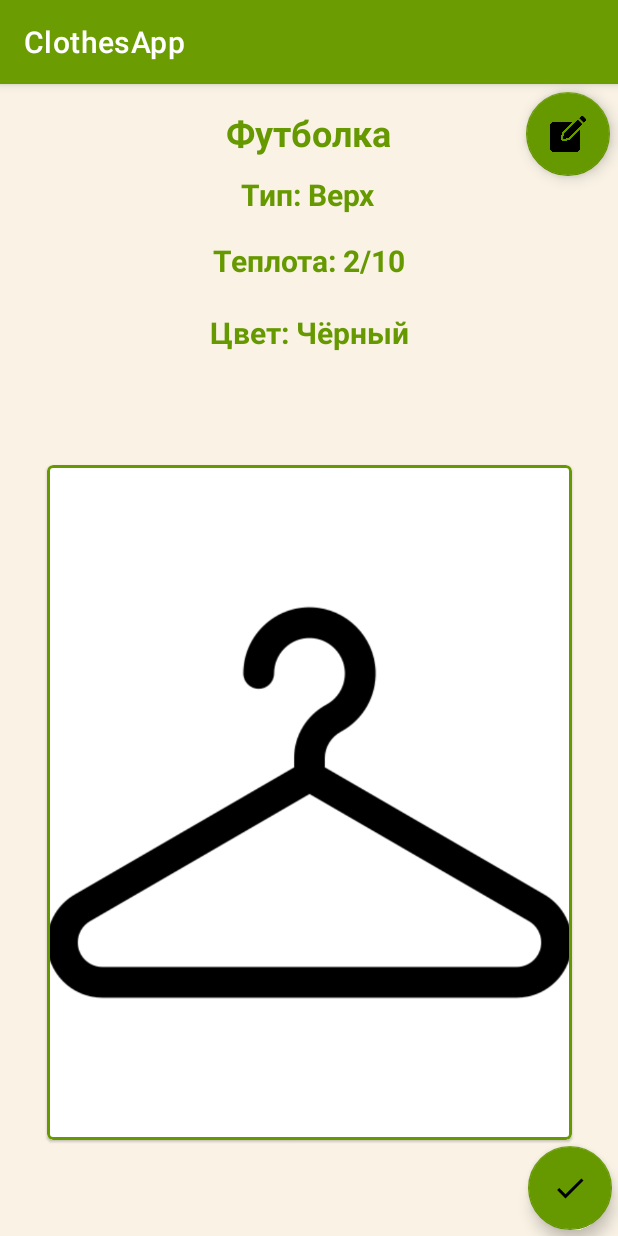
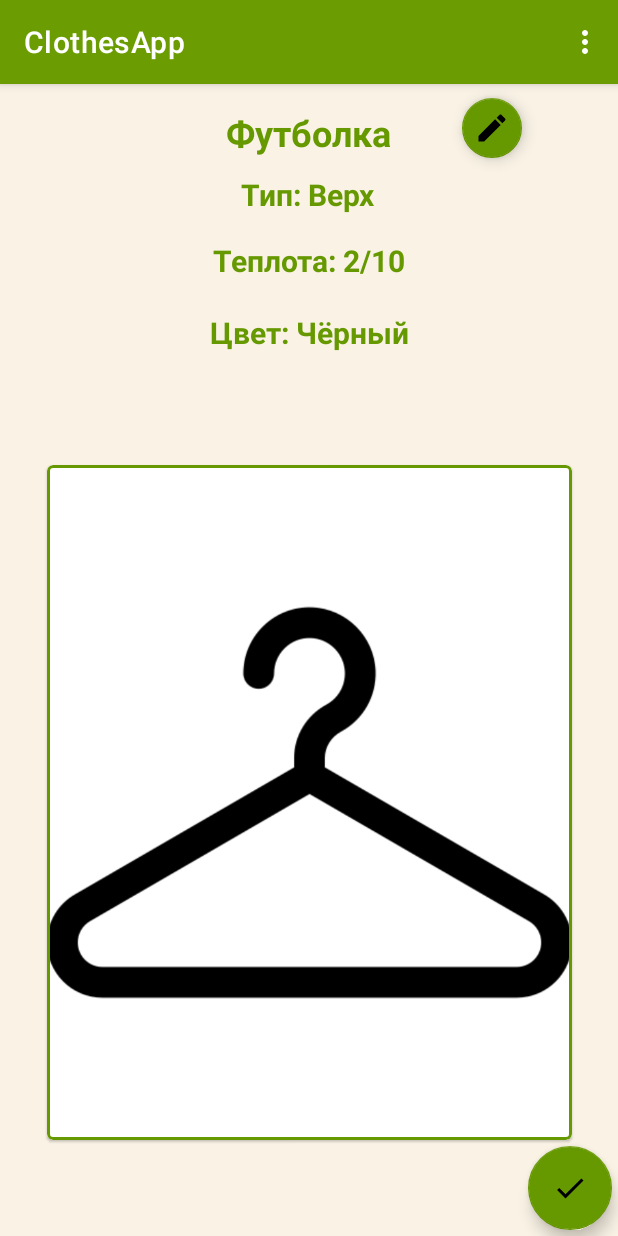
Before and after one commit to prolapsed-kneecap/ClothesApp, an Android app: the EditClothesFragment screen opened through its navigation route, on a phone screen of 412 x 824 dp. Run offline under Robolectric (Android 15) with nearby library versions, the phone set to English and light mode, and no system bars.

Commit message:
now you can delete items, design fix

```diff
--- /dev/null
+++ b/app/src/main/res/drawable/ic_baseline_edit_24.xml
@@ -0,0 +1,10 @@
+<vector xmlns:android="http://schemas.android.com/apk/res/android"
+    android:width="24dp"
+    android:height="24dp"
+    android:viewportWidth="24"
+    android:viewportHeight="24"
+    android:tint="?attr/colorControlNormal">
+  <path
+      android:fillColor="@android:color/white"
+      android:pathData="M3,17.25V21h3.75L17.81,9.94l-3.75,-3.75L3,17.25zM20.71,7.04c0.39,-0.39 0.39,-1.02 0,-1.41l-2.34,-2.34c-0.39,-0.39 -1.02,-0.39 -1.41,0l-1.83,1.83 3.75,3.75 1.83,-1.83z"/>
+</vector>
--- /dev/null
+++ b/app/src/main/res/drawable/ic_baseline_remove_circle_outline_24.xml
@@ -0,0 +1,10 @@
+<vector xmlns:android="http://schemas.android.com/apk/res/android"
+    android:width="75dp"
+    android:height="75dp"
+    android:viewportWidth="24"
+    android:viewportHeight="24"
+    android:tint="?attr/colorControlNormal">
+  <path
+      android:fillColor="@android:color/white"
+      android:pathData="M7,11v2h10v-2L7,11zM12,2C6.48,2 2,6.48 2,12s4.48,10 10,10 10,-4.48 10,-10S17.52,2 12,2zM12,20c-4.41,0 -8,-3.59 -8,-8s3.59,-8 8,-8 8,3.59 8,8 -3.59,8 -8,8z"/>
+</vector>
--- a/app/src/main/res/layout/fragment_add_image.xml
+++ b/app/src/main/res/layout/fragment_add_image.xml
@@ -4,7 +4,7 @@
     xmlns:tools="http://schemas.android.com/tools"
     android:layout_width="match_parent"
     android:layout_height="match_parent"
-    tools:context=".AddImageFragment"
+    tools:context=".fragment.AddImageFragment"
     android:background="@color/white_01">
 
     <TextView
--- a/app/src/main/res/layout/fragment_edit_clothes.xml
+++ b/app/src/main/res/layout/fragment_edit_clothes.xml
@@ -4,7 +4,7 @@
     xmlns:tools="http://schemas.android.com/tools"
     android:layout_width="match_parent"
     android:layout_height="match_parent"
-    tools:context=".EditClothesFragment"
+    tools:context=".fragment.EditClothesFragment"
     android:background="@color/white_01">
 
     <com.google.android.material.floatingactionbutton.FloatingActionButton
@@ -12,9 +12,10 @@
         android:layout_width="wrap_content"
         android:layout_height="wrap_content"
         android:layout_marginTop="5dp"
-        android:layout_marginEnd="5dp"
+        android:layout_marginEnd="60dp"
         android:clickable="true"
-        android:src="@drawable/editing"
+        android:src="@drawable/ic_baseline_edit_24"
+        app:fabCustomSize="40dp"
         app:layout_constraintEnd_toEndOf="parent"
         app:layout_constraintTop_toTopOf="parent" />
 
--- a/app/src/main/res/layout/fragment_images.xml
+++ b/app/src/main/res/layout/fragment_images.xml
@@ -4,7 +4,7 @@
     xmlns:tools="http://schemas.android.com/tools"
     android:layout_width="match_parent"
     android:layout_height="match_parent"
-    tools:context=".ImagesFragment"
+    tools:context=".fragment.ImagesFragment"
     android:background="@color/white_02">
 
 
--- /dev/null
+++ b/app/src/main/res/menu/menu_main.xml
@@ -0,0 +1,13 @@
+<?xml version="1.0" encoding="utf-8"?>
+<menu xmlns:android="http://schemas.android.com/apk/res/android"
+    xmlns:app="http://schemas.android.com/apk/res-auto">
+    <item
+        android:id="@+id/setItem"
+        android:title="Собрать сет"
+        app:showAsAction="never"/>
+    <item
+        android:id="@+id/removeItem"
+        android:title="Удалить элемент"
+        android:icon="@drawable/ic_baseline_remove_circle_outline_24"
+        app:showAsAction="never"/>
+</menu>
--- a/app/src/main/res/navigation/nav_graph.xml
+++ b/app/src/main/res/navigation/nav_graph.xml
@@ -12,16 +12,19 @@
         tools:layout="@layout/activity_main" />
     <fragment
         android:id="@+id/changeImageFragment"
-        android:name="com.example.clothesapp.AddImageFragment"
+        android:name="com.example.clothesapp.fragment.AddImageFragment"
         android:label="fragment_change_image"
         tools:layout="@layout/fragment_add_image" >
         <action
             android:id="@+id/action_changeImageFragment_to_imagesFragment"
             app:destination="@id/imagesFragment" />
+        <action
+            android:id="@+id/action_changeImageFragment_to_removeFragment"
+            app:destination="@id/removeFragment" />
     </fragment>
     <fragment
         android:id="@+id/imagesFragment"
-        android:name="com.example.clothesapp.ImagesFragment"
+        android:name="com.example.clothesapp.fragment.ImagesFragment"
         android:label="fragment_images"
         tools:layout="@layout/fragment_images" >
         <action
@@ -30,14 +33,35 @@
         <action
             android:id="@+id/action_imagesFragment_to_editClothesFragment"
             app:destination="@id/editClothesFragment" />
+        <action
+            android:id="@+id/action_imagesFragment_to_removeFragment"
+            app:destination="@id/removeFragment" />
     </fragment>
     <fragment
         android:id="@+id/editClothesFragment"
-        android:name="com.example.clothesapp.EditClothesFragment"
+        android:name="com.example.clothesapp.fragment.EditClothesFragment"
         android:label="fragment_edit_clothes"
         tools:layout="@layout/fragment_edit_clothes" >
         <action
             android:id="@+id/action_editClothesFragment_to_imagesFragment"
             app:destination="@id/imagesFragment" />
+        <action
+            android:id="@+id/action_editClothesFragment_to_removeFragment"
+            app:destination="@id/removeFragment" />
+    </fragment>
+    <fragment
+        android:id="@+id/removeFragment"
+        android:name="com.example.clothesapp.fragment.RemoveFragment"
+        android:label="fragment_remove"
+        tools:layout="@layout/fragment_remove" >
+        <action
+            android:id="@+id/action_removeFragment_to_imagesFragment"
+            app:destination="@id/imagesFragment" />
+        <action
+            android:id="@+id/action_removeFragment_to_editClothesFragment"
+            app:destination="@id/editClothesFragment" />
+        <action
+            android:id="@+id/action_removeFragment_to_changeImageFragment"
+            app:destination="@id/changeImageFragment" />
     </fragment>
 </navigation>
```
Also changed, not shown: app/src/main/java/com/example/clothesapp/MainActivity.kt (+68 -7 lines), app/src/main/java/com/example/clothesapp/adapter/RecyclerViewAdapter.kt (added, +53 -0 lines), app/src/main/java/com/example/clothesapp/adapter/RecyclerViewAdapterRemove.kt (renamed from app/src/main/java/com/example/clothesapp/RecyclerViewAdapter.kt, +12 -5 lines), app/src/main/java/com/example/clothesapp/data/Data.kt (renamed from app/src/main/java/com/example/clothesapp/data.kt, +9 -1 lines), app/src/main/java/com/example/clothesapp/fragment/AddImageFragment.kt (renamed from app/src/main/java/com/example/clothesapp/AddImageFragment.kt, +5 -3 lines), app/src/main/java/com/example/clothesapp/fragment/EditClothesFragment.kt (renamed from app/src/main/java/com/example/clothesapp/EditClothesFragment.kt, +8 -5 lines), app/src/main/java/com/example/clothesapp/fragment/ImagesFragment.kt (renamed from app/src/main/java/com/example/clothesapp/ImagesFragment.kt, +5 -3 lines), app/src/main/java/com/example/clothesapp/fragment/RemoveFragment.kt (added, +67 -0 lines), app/src/main/res/drawable/ic_baseline_cancel_24.xml (added, +10 -0 lines), app/src/main/res/drawable/ic_baseline_close_24.xml (added, +10 -0 lines), app/src/main/res/layout/fragment_remove.xml (added, +60 -0 lines), app/src/main/java/com/example/clothesapp/ktClasses/Clothes.kt (renamed from app/src/main/java/com/example/clothesapp/Clothes.kt).
